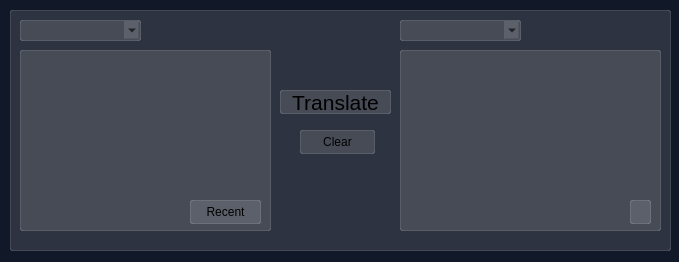
SolomiyaKS/Translator-project, file Translator.ui: the form before one commit.
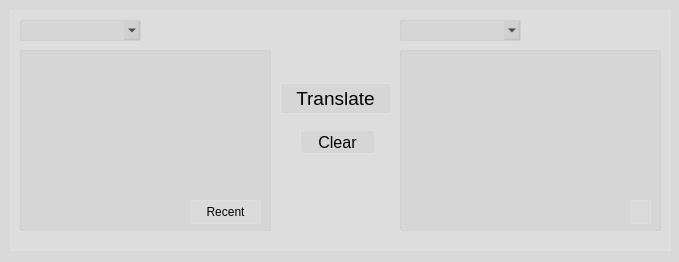
The form after the commit. Icons and pictures are not drawn.

The edit to the form file:
```diff
--- a/Translator.ui
+++ b/Translator.ui
@@ -14,9 +14,7 @@
    <string>Translator</string>
   </property>
   <property name="styleSheet">
-   <string notr="true">background-color: #111827;
-
-</string>
+   <string notr="true">background-color: rgb(162,162,162, 40);</string>
   </property>
   <widget class="QWidget" name="centralwidget">
    <widget class="QFrame" name="languages">
@@ -48,6 +46,18 @@
        <height>21</height>
       </rect>
      </property>
+     <property name="styleSheet">
+      <string notr="true">
+        QComboBox {
+          background-color: rgba(162,162,162, 30); 
+          border: 1px solid rgba(162,162,162, 40);
+          border-radius: 2px;
+        }
+        QComboBox:focus {
+          border: 2px solid #00bfff;
+        }
+      </string>
+     </property>
     </widget>
     <widget class="QComboBox" name="comboBox_2">
      <property name="geometry">
@@ -58,27 +68,36 @@
        <height>21</height>
       </rect>
      </property>
+     <property name="styleSheet">
+      <string notr="true">
+        QComboBox {
+          background-color: rgba(162,162,162, 30); 
+          border: 1px solid rgba(162,162,162, 40);
+          border-radius: 2px;
+        }
+        QComboBox:focus {
+          border: 2px solid #00bfff;
+        }
+      </string>
+     </property>
     </widget>
     <widget class="QPushButton" name="translate_btn">
      <property name="geometry">
       <rect>
        <x>270</x>
-       <y>80</y>
+       <y>73</y>
        <width>111</width>
-       <height>24</height>
+       <height>31</height>
       </rect>
      </property>
      <property name="font">
       <font>
        <family>Arial</family>
-       <pointsize>16</pointsize>
+       <pointsize>14</pointsize>
       </font>
      </property>
      <property name="styleSheet">
-      <string notr="true">background-color: rgba(255, 255, 255, 30); 
-
-
-</string>
+      <string notr="true">background-color: rgba(162,162,162, 30);</string>
      </property>
      <property name="text">
       <string>Translate</string>
@@ -99,9 +118,16 @@
       </font>
      </property>
      <property name="styleSheet">
-      <string notr="true">background-color: rgba(255, 255, 255, 30); 
-border: 1px solid rgba(255,255,255,40);
-border-radius: 2px;</string>
+      <string notr="true">
+        QTextEdit {
+          background-color: rgba(162,162,162, 30); 
+          border: 1px solid rgba(162,162,162,40);
+          border-radius: 2px;
+        }
+        QTextEdit:focus {
+          border: 2px solid #00bfff;
+        }
+      </string>
      </property>
     </widget>
     <widget class="QPushButton" name="clear_btn">
@@ -113,9 +139,13 @@
        <height>24</height>
       </rect>
      </property>
+     <property name="font">
+      <font>
+       <pointsize>12</pointsize>
+      </font>
+     </property>
      <property name="styleSheet">
-      <string notr="true">background-color: rgba(255, 255, 255, 30); 
-</string>
+      <string notr="true">background-color: rgba(162,162,162, 30);</string>
      </property>
      <property name="text">
       <string>Clear</string>
@@ -131,9 +161,16 @@
       </rect>
      </property>
      <property name="styleSheet">
-      <string notr="true">background-color: rgba(255, 255, 255, 30); 
-border: 1px solid rgba(255,255,255,40);
-border-radius: 2px;</string>
+      <string notr="true">
+        QPushButton {
+          background-color: rgba(255, 255, 255, 30); 
+          border: 1px solid rgba(255,255,255,40);
+          border-radius: 2px;
+        }
+        QPushButton:focus {
+          border: 2px solid #00bfff;
+        }
+      </string>
      </property>
      <property name="text">
       <string/>
@@ -158,9 +195,16 @@
       </font>
      </property>
      <property name="styleSheet">
-      <string notr="true">background-color: rgba(255, 255, 255, 30); 
-border: 1px solid rgba(255,255,255,40);
-border-radius: 2px;</string>
+      <string notr="true">
+        QTextEdit {
+          background-color: rgba(162,162,162, 30); 
+          border: 1px solid rgba(162,162,162,40);
+          border-radius: 2px;
+        }
+        QTextEdit:focus {
+          border: 2px solid #00bfff;
+        }
+      </string>
      </property>
     </widget>
     <widget class="QPushButton" name="recent_btn">
```
